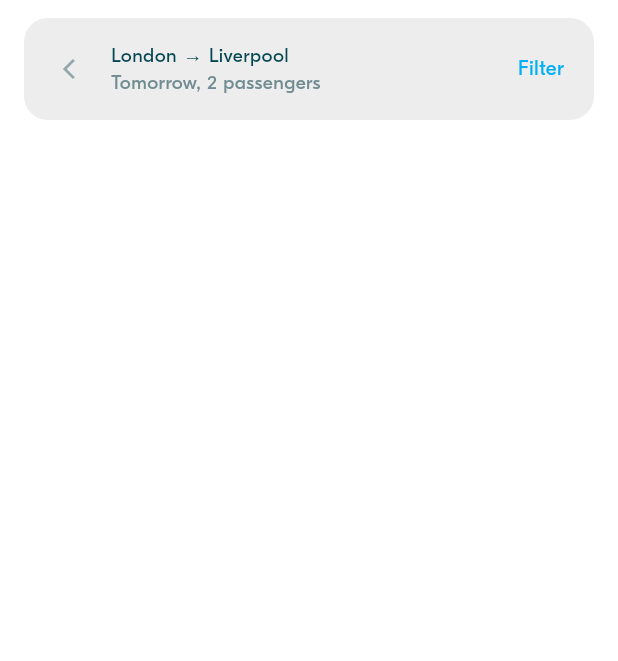
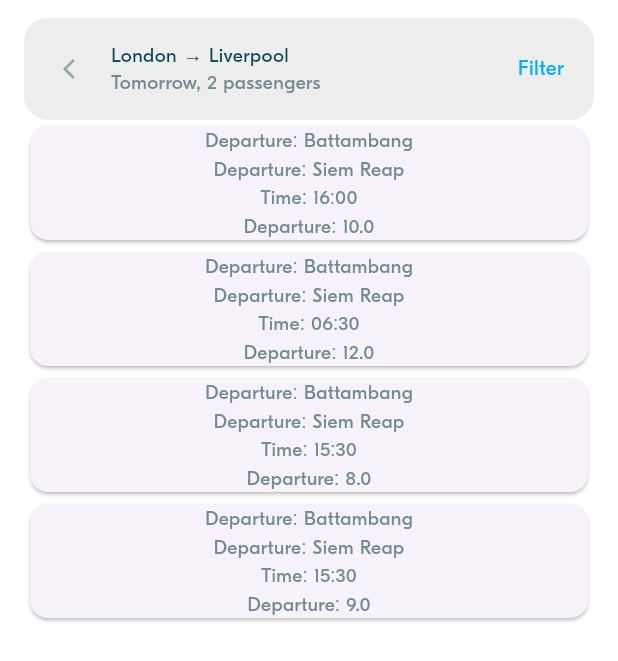
Before and after one commit to kimsovannarong/week4_blabla_part2, a Flutter app: the screen it shows after launch, after a tap on an icon or button, on a phone screen of 412 x 824 dp. Shown: the top 661 px of the screen. Run offline on Flutter 3.47's test engine with Material 3 defaults, Android fonts, the phone set to English and light mode, and no system bars; project files that could hold a hidden picture were left out.

Commit message:
Refactor Rides Service

```diff
--- a/lib/dummy_data/dummy_data.dart
+++ b/lib/dummy_data/dummy_data.dart
@@ -1,3 +1,5 @@
+import 'package:week4_blabla/service/rides_service.dart';
+
 import '../model/ride/locations.dart';
 import '../model/ride/ride.dart';
 import '../model/ride_pref/ride_pref.dart';
@@ -169,7 +171,8 @@ List<Ride> fakeRides = List.generate(50, (index) {
   int availableSeats = random.nextInt(4) + 1; // Between 1 and 4 seats
   double pricePerSeat = (random.nextDouble() * 20 + 5)
       .roundToDouble(); // Price between 5€ and 25€
-
+  // just random value boolea of accept pets
+  RidesFilter acceptPets = RidesFilter(acceptPets: random.nextBool());
   return Ride(
     departureLocation: departureLocation,
     departureDate: departureTime,
@@ -178,5 +181,6 @@ List<Ride> fakeRides = List.generate(50, (index) {
     driver: driver,
     availableSeats: availableSeats,
     pricePerSeat: pricePerSeat,
+    acceptPets: acceptPets,
   );
 });
--- a/lib/main.dart
+++ b/lib/main.dart
@@ -1,7 +1,9 @@
 import 'package:flutter/material.dart';
-import 'package:week4_blabla/repository/mock/MockLocationsRepository.dart';
+import 'package:week4_blabla/repository/mock/mock_location_repository.dart';
 import 'package:week4_blabla/repository/mock/mock_ride_preferences_repository.dart';
+import 'package:week4_blabla/repository/mock/mock_ride_repository.dart';
 import 'package:week4_blabla/service/locations_service.dart';
+import 'package:week4_blabla/service/rides_service.dart';
 import 'screens/ride_pref/ride_pref_screen.dart';
 import 'service/ride_prefs_service.dart';
 import 'theme/theme.dart';
@@ -9,8 +11,9 @@ import 'theme/theme.dart';
 void main() {
 
   // 1 - Initialize the services
+  LocationsService.initialize(Mocklocationsrepository());
   RidePrefService.initialize(MockRidePreferencesRepository());
-  LocationsService.initialize(Mocklocationsrepository());
+  RidesService.initialize(MockRideRepository());
   // 2- Run the UI
   runApp(const MyApp());
 }
--- a/lib/model/ride/ride.dart
+++ b/lib/model/ride/ride.dart
@@ -1,5 +1,6 @@
 
 import 'package:week4_blabla/model/ride/locations.dart';
+import 'package:week4_blabla/service/rides_service.dart';
 
 import '../../utils/date_time_util.dart';
 import '../user/user.dart';
@@ -26,6 +27,8 @@ class Ride {
   final int availableSeats;
   final double pricePerSeat;
 
+  final RidesFilter acceptPets;
+
   RideStatus status = RideStatus.created;
 
   final List<User> passengers = [];
@@ -38,6 +41,7 @@ class Ride {
     required this.driver,
     required this.availableSeats,
     required this.pricePerSeat,
+    required this.acceptPets
   });
 
   void addPassenger(User passenger) {
--- a/lib/repository/mock/MockLocationsRepository.dart
+++ b/lib/repository/mock/mock_location_repository.dart
@@ -1,16 +1,17 @@
 import 'package:week4_blabla/model/ride/locations.dart';
 import 'package:week4_blabla/repository/locations_repository.dart';
 
-class Mocklocationsrepository implements LocationsRepository {
-  @override
-  List<Location> getLocations() {
-    // TODO: implement getLocations
-    return [
-        Location(name: 'Phnom Penh', country: Country.cambodia),
+class Mocklocationsrepository extends LocationsRepository {
+  List<Location> locations=[
+     Location(name: 'Phnom Penh', country: Country.cambodia),
         Location(name: 'Siem reap', country: Country.cambodia),
         Location(name: 'Battambang', country: Country.cambodia),
         Location(name: 'Sihaknoukville', country: Country.cambodia),
         Location(name: 'kampot', country: Country.cambodia)
-    ];
+  ];
+  @override
+  List<Location> getLocations() {
+    // TODO: implement getLocations
+    return locations;
   }
 }
--- /dev/null
+++ b/lib/repository/mock/mock_ride_repository.dart
@@ -0,0 +1,116 @@
+import 'package:week4_blabla/model/ride/locations.dart';
+import 'package:week4_blabla/model/ride/ride.dart';
+import 'package:week4_blabla/model/ride_pref/ride_pref.dart';
+import 'package:week4_blabla/model/user/user.dart';
+import 'package:week4_blabla/repository/rides_repository.dart';
+import 'package:week4_blabla/service/rides_service.dart';
+
+class MockRideRepository extends RidesRepository {
+  @override
+  List<Ride> getRides(RidePreference preference, RidesFilter? filter) {
+    // Mock users
+    User kannika = User(
+      firstName: "Kannika",
+      lastName: "Sok",
+      email: "kannika@example.com",
+      phone: "+85512345678",
+      profilePicture: "https://example.com/profiles/kannika.jpg",
+      verifiedProfile: true,
+    );
+
+    User chaylim = User(
+      firstName: "Chaylim",
+      lastName: "Cheng",
+      email: "chaylim@example.com",
+      phone: "+85587654321",
+      profilePicture: "https://example.com/profiles/chaylim.jpg",
+      verifiedProfile: true,
+    );
+
+    User mengtech = User(
+      firstName: "Mengtech",
+      lastName: "Hem",
+      email: "mengtech@example.com",
+      phone: "+85599887766",
+      profilePicture: "https://example.com/profiles/mengtech.jpg",
+      verifiedProfile: false,
+    );
+
+    User limhao = User(
+      firstName: "Limhao",
+      lastName: "Tan",
+      email: "limhao@example.com",
+      phone: "+85555667788",
+      profilePicture: "https://example.com/profiles/limhao.jpg",
+      verifiedProfile: true,
+    );
+
+    User sovanda = User(
+      firstName: "Sovanda",
+      lastName: "Kim",
+      email: "sovanda@example.com",
+      phone: "+85511223344",
+      profilePicture: "https://example.com/profiles/sovanda.jpg",
+      verifiedProfile: false,
+    );
+    // Mock data
+    List<Ride> rides = [
+      Ride(
+        departureLocation: Location(name: "Battambang", country: Country.cambodia),
+        arrivalLocation: Location(name: "Siem Reap", country: Country.cambodia),
+        departureDate: DateTime.now().add(Duration(hours: 5, minutes: 30)),
+        arrivalDateTime: DateTime.now().add(Duration(hours: 7, minutes: 30)),
+        driver: kannika,
+        availableSeats: 2,
+        pricePerSeat: 10.0,
+        acceptPets: RidesFilter(acceptPets: false),
+      ),
+      Ride(
+        departureLocation: Location(name: "Battambang", country: Country.cambodia),
+        arrivalLocation: Location(name: "Siem Reap", country: Country.cambodia),
+        departureDate: DateTime.now().add(Duration(hours: 20)),
+        arrivalDateTime: DateTime.now().add(Duration(hours: 22)),
+        driver: chaylim,
+        availableSeats: 0,
+        pricePerSeat: 12.0,
+        acceptPets: RidesFilter(acceptPets: false),
+      ),
+      Ride(
+        departureLocation: Location(name: "Battambang", country: Country.cambodia),
+        arrivalLocation: Location(name: "Siem Reap", country: Country.cambodia),
+        departureDate: DateTime.now().add(Duration(hours: 5)),
+        arrivalDateTime: DateTime.now().add(Duration(hours: 8)),
+        driver: mengtech,
+        availableSeats: 1,
+        pricePerSeat: 8.0,
+        acceptPets: RidesFilter(acceptPets: false),
+      ),
+      Ride(
+        departureLocation: Location(name: "Battambang", country: Country.cambodia),
+        arrivalLocation: Location(name: "Siem Reap", country: Country.cambodia),
+        departureDate: DateTime.now().add(Duration(hours: 20)),
+        arrivalDateTime: DateTime.now().add(Duration(hours: 22)),
+        driver: limhao,
+        availableSeats: 2,
+        pricePerSeat: 15.0,
+        acceptPets: RidesFilter(acceptPets: true),
+      ),
+      Ride(
+        departureLocation: Location(name: "Battambang", country: Country.cambodia),
+        arrivalLocation: Location(name: "Siem Reap", country: Country.cambodia),
+        departureDate: DateTime.now().add(Duration(hours: 5)),
+        arrivalDateTime: DateTime.now().add(Duration(hours: 8)),
+        driver: sovanda,
+        availableSeats: 1,
+        pricePerSeat: 9.0,
+        acceptPets: RidesFilter(acceptPets: false),
+      ),
+    ];
+
+    // Apply filter if provided
+    if (filter != null) {
+      rides = rides.where((ride) => ride.acceptPets.acceptPets == filter.acceptPets).toList();
+    }
+    return rides;
+  }
+}
--- /dev/null
+++ b/lib/repository/rides_repository.dart
@@ -0,0 +1,8 @@
+
+import 'package:week4_blabla/model/ride/ride.dart';
+import 'package:week4_blabla/model/ride_pref/ride_pref.dart';
+import 'package:week4_blabla/service/rides_service.dart';
+
+abstract class RidesRepository {
+  List<Ride> getRides (RidePreference preference, RidesFilter? filter);
+}
--- a/lib/screens/ride_pref/ride_pref_screen.dart
+++ b/lib/screens/ride_pref/ride_pref_screen.dart
@@ -24,11 +24,12 @@ class RidePrefScreen extends StatefulWidget {
 }
 
 class _RidePrefScreenState extends State<RidePrefScreen> {
+  var ridePreService=RidePrefService.instance;// accessing to the service by its instance
 
   onRidePrefSelected(RidePreference newPreference) async {
 
     // 1 - Update the current preference
-    RidePrefService.instance.setCurrentPreference(newPreference);
+    ridePreService.setCurrentPreference(newPreference);
 
     // 2 - Navigate to the rides screen (with a buttom to top animation)
     await Navigator.of(context).push(AnimationUtils.createBottomToTopRoute(RidesScreen()));
@@ -40,8 +41,8 @@ class _RidePrefScreenState extends State<RidePrefScreen> {
   @override
   Widget build(BuildContext context) {
 
-    RidePreference? currentRidePreference = RidePrefService.instance.currentPreference;
-    List<RidePreference> pastPreferences = RidePrefService.instance.getPastPreferences();
+    RidePreference? currentRidePreference = ridePreService.currentPreference;
+    List<RidePreference> pastPreferences = ridePreService.getPastPreferences();
 
     return Stack(
       children: [
--- a/lib/screens/rides/rides_screen.dart
+++ b/lib/screens/rides/rides_screen.dart
@@ -1,7 +1,6 @@
 import 'package:flutter/material.dart';
 import 'package:week4_blabla/screens/rides/widgets/ride_pref_bar.dart';
-
-
+import 'package:week4_blabla/service/ride_prefs_service.dart';
 import '../../dummy_data/dummy_data.dart';
 import '../../model/ride/ride.dart';
 import '../../model/ride_pref/ride_pref.dart';
@@ -9,7 +8,7 @@ import '../../service/rides_service.dart';
 import '../../theme/theme.dart';
 
 import 'widgets/rides_tile.dart';
-
+// note just testing
 ///
 ///  The Ride Selection screen allow user to select a ride, once ride preferences have been defined.
 ///  The screen also allow user to re-define the ride preferences and to activate some filters.
@@ -23,23 +22,26 @@ class RidesScreen extends StatefulWidget {
 
 class _RidesScreenState extends State<RidesScreen> {
 
-  RidePreference currentPreference  = fakeRidePrefs[0];   // TODO 1 :  We should get it from the service
+  //
+   RidePreference currentPreference =RidePrefService.instance.currentPreference!;// TODO 1 :  We should get it from the service
+  RidesFilter currentFilter = RidesFilter(acceptPets: false); // Default filter
 
-  List<Ride> get matchingRides => RidesService.getRidesFor(currentPreference);
+  List<Ride> get matchingRides => RidesService.getRidesFor(currentPreference, currentFilter);
 
   void onBackPressed() {
     Navigator.of(context).pop();     //  Back to the previous view
   }
 
   void onPreferencePressed() async {
-        // TODO  6 : we should push the modal with the current pref
+    // TODO  6 : we should push the modal with the current pref
 
-        // TODO 9 :  After pop, we should get the new current pref from the modal
+    // TODO 9 :  After pop, we should get the new current pref from the modal
 
-        // TODO 10 :  Then we should update the service current pref,   and update the view
+    // TODO 10 :  Then we should update the service current pref,   and update the view
   }
 
   void onFilterPressed() {
+    // TODO: Implement filter logic
   }
 
   @override
--- a/lib/service/rides_service.dart
+++ b/lib/service/rides_service.dart
@@ -1,5 +1,6 @@
-
 import 'package:week4_blabla/model/ride_pref/ride_pref.dart';
+import 'package:week4_blabla/repository/ride_preferences_repository.dart';
+import 'package:week4_blabla/repository/rides_repository.dart';
 
 import '../dummy_data/dummy_data.dart';
 import '../model/ride/ride.dart';
@@ -10,16 +11,46 @@ import '../model/ride/ride.dart';
 ///
 class RidesService {
 
-  static List<Ride> availableRides = fakeRides;
+  static RidesService? _instance;
+  final RidesRepository repository;
 
+  // static List<Ride> availableRides = fakeRides;
+
+  ///
+  /// Private constructor
+  ///
+  RidesService._internal(this.repository);
+
+   // singleton accessor
+  static RidesService get instance {
+    if (_instance == null) {
+      throw Exception("RidesService is not initialized. Call initialize() first.");
+    }
+    return _instance!;
+  }
+
+  ///
+  /// Initialize
+  ///
+  static void initialize(RidesRepository repository) {
+    if (_instance == null) {
+      _instance = RidesService._internal(repository);
+    } else {
+      throw Exception("RidesService is already initialized.");
+    }
+  }
 
   ///
   ///  Return the relevant rides, given the passenger preferences
   ///
-  static List<Ride> getRidesFor(RidePreference preferences) {
+  static List<Ride> getRidesFor(RidePreference preferences, RidesFilter? filter) {
+    return RidesService.instance.repository.getRides(preferences, filter);
+  }
+}
 
-    // For now, just a test
-    return availableRides.where( (ride) => ride.departureLocation == preferences.departure && ride.arrivalLocation == preferences.arrival).toList();
-  }
 
+// class RideFilter
+class RidesFilter {
+  final bool acceptPets;
+  RidesFilter({required this.acceptPets});
 }
--- /dev/null
+++ b/lib/testing.dart
@@ -0,0 +1,11 @@
+import 'package:week4_blabla/repository/mock/mock_location_repository.dart';
+import 'package:week4_blabla/repository/mock/mock_ride_repository.dart';
+import 'package:week4_blabla/service/locations_service.dart';
+import 'package:week4_blabla/service/rides_service.dart';
+
+void main(){
+  //testing with location service
+  LocationsService.initialize(Mocklocationsrepository());
+  var locationService =LocationsService.instance;
+  print(locationService.availableLocations);
+}
```
